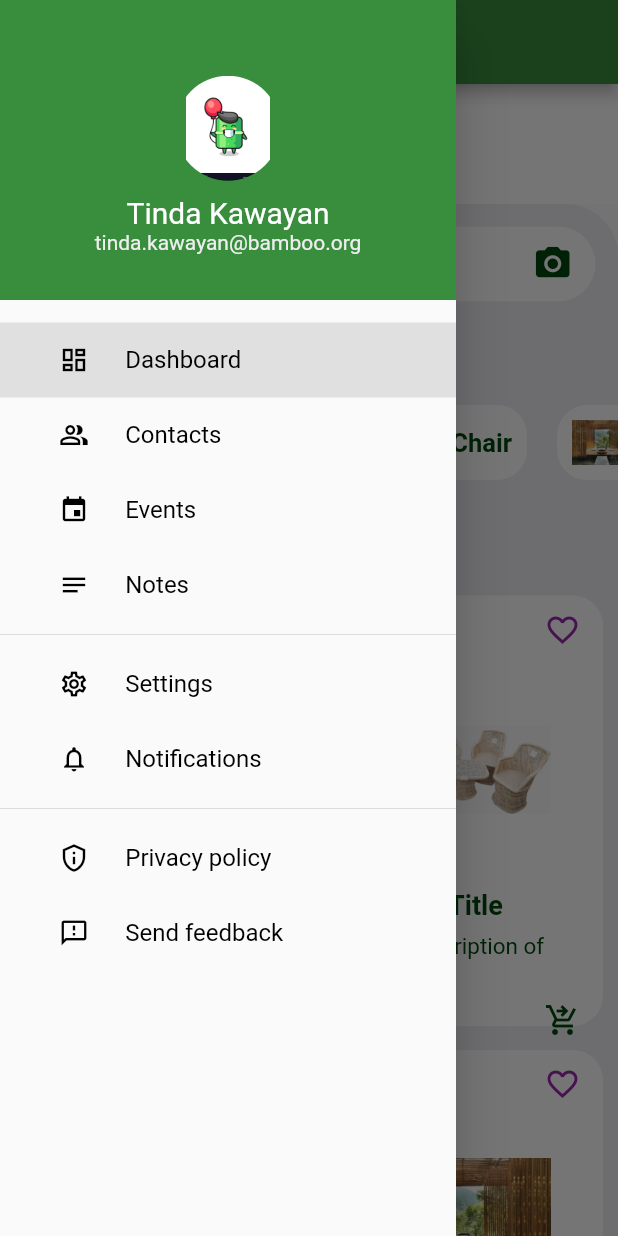
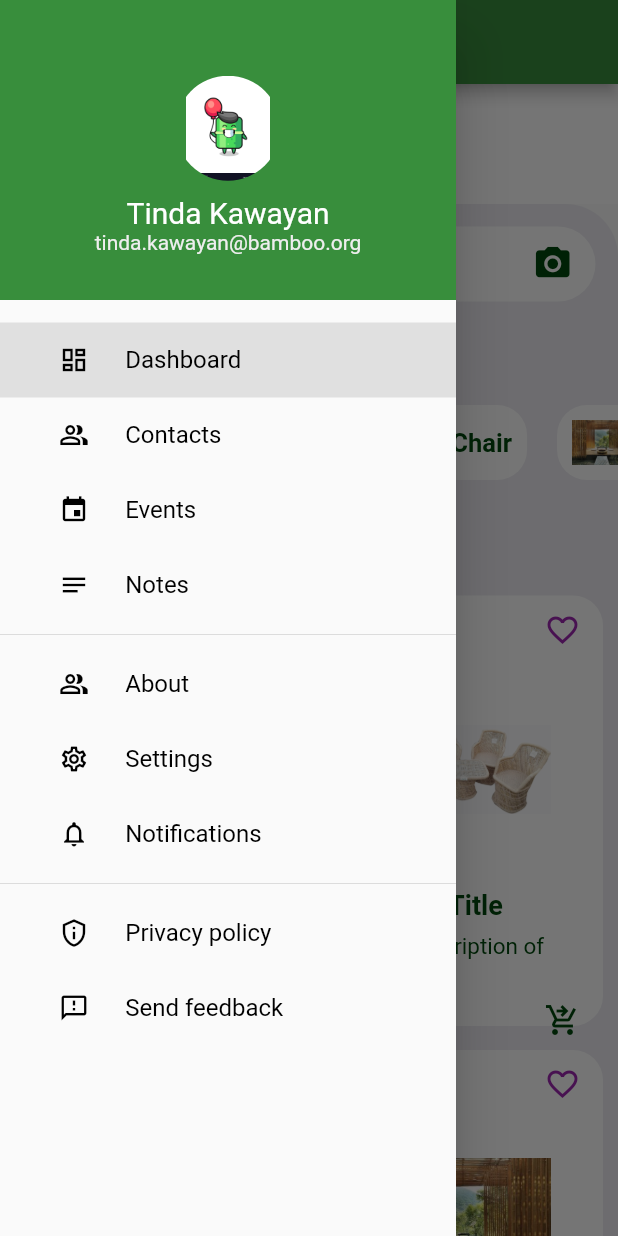
Before and after one commit to Symphonyxia/Exercises, a Flutter app: the screen it shows after launch, with the side drawer open, on a phone screen of 412 x 824 dp. Run offline on Flutter 3.47's test engine with Material 2 defaults, Android fonts, the phone set to English and light mode, and no system bars; our stand-ins replace badges.

Commit message:
Add files via upload

```diff
--- a/lib/main.dart
+++ b/lib/main.dart
@@ -1,13 +1,15 @@
-import 'package:assignment_2/privacy_policy.dart';
-import 'package:assignment_2/send_feedback.dart';
-import 'package:assignment_2/settings.dart';
+
 import 'package:flutter/material.dart';
 
 import 'contacts.dart';
 import 'dashboard.dart';
 import 'events.dart';
+import 'send_feedback.dart';
+import 'settings.dart';
+import 'privacy_policy.dart';
 import 'my_drawer_header.dart';
 import 'notes.dart';
+import 'aboutpage.dart';
 import 'notifications.dart';
 
 void main() {
@@ -43,6 +45,8 @@ class _HomePageState extends State<HomePage> {
       container = EventsPage();
     } else if (currentPage == DrawerSections.notes) {
       container = NotesPage();
+    } else if (currentPage == DrawerSections.aboutpage) {
+      container = AboutPage();
     } else if (currentPage == DrawerSections.settings) {
       container = SettingsPage();
     } else if (currentPage == DrawerSections.notifications) {
@@ -90,14 +94,16 @@ class _HomePageState extends State<HomePage> {
           menuItem(4, "Notes", Icons.notes,
               currentPage == DrawerSections.notes ? true : false),
           Divider(),
-          menuItem(5, "Settings", Icons.settings_outlined,
+          menuItem(5, "About", Icons.people_alt_outlined,
+              currentPage == DrawerSections.aboutpage ? true : false),
+          menuItem(6, "Settings", Icons.settings_outlined,
               currentPage == DrawerSections.settings ? true : false),
-          menuItem(6, "Notifications", Icons.notifications_outlined,
+          menuItem(7, "Notifications", Icons.notifications_outlined,
               currentPage == DrawerSections.notifications ? true : false),
           Divider(),
-          menuItem(7, "Privacy policy", Icons.privacy_tip_outlined,
+          menuItem(8, "Privacy policy", Icons.privacy_tip_outlined,
               currentPage == DrawerSections.privacy_policy ? true : false),
-          menuItem(8, "Send feedback", Icons.feedback_outlined,
+          menuItem(9, "Send feedback", Icons.feedback_outlined,
               currentPage == DrawerSections.send_feedback ? true : false),
         ],
       ),
@@ -118,14 +124,16 @@ class _HomePageState extends State<HomePage> {
             } else if (id == 3) {
               currentPage = DrawerSections.events;
             } else if (id == 4) {
-              currentPage = DrawerSections.notes;
+               currentPage = DrawerSections.notes;
             } else if (id == 5) {
+              currentPage = DrawerSections.aboutpage;
+            } else if (id == 6) {
               currentPage = DrawerSections.settings;
-            } else if (id == 6) {
+            } else if (id == 7) {
               currentPage = DrawerSections.notifications;
-            } else if (id == 7) {
+            } else if (id == 8) {
               currentPage = DrawerSections.privacy_policy;
-            } else if (id == 8) {
+            } else if (id == 9) {
               currentPage = DrawerSections.send_feedback;
             }
           });
@@ -164,6 +172,7 @@ enum DrawerSections {
   contacts,
   events,
   notes,
+  aboutpage,
   settings,
   notifications,
   privacy_policy,
```
